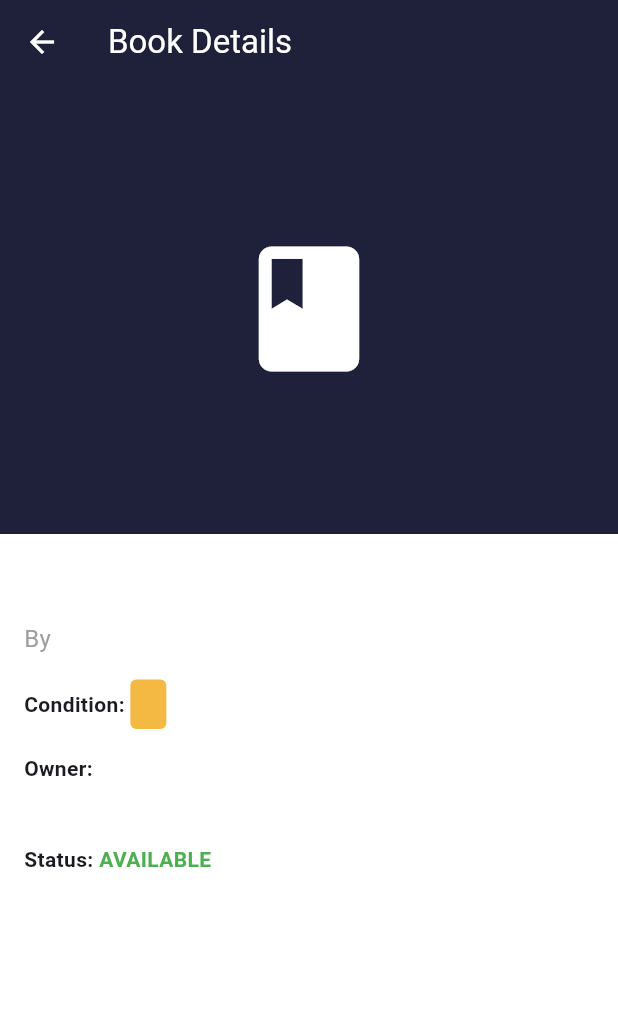
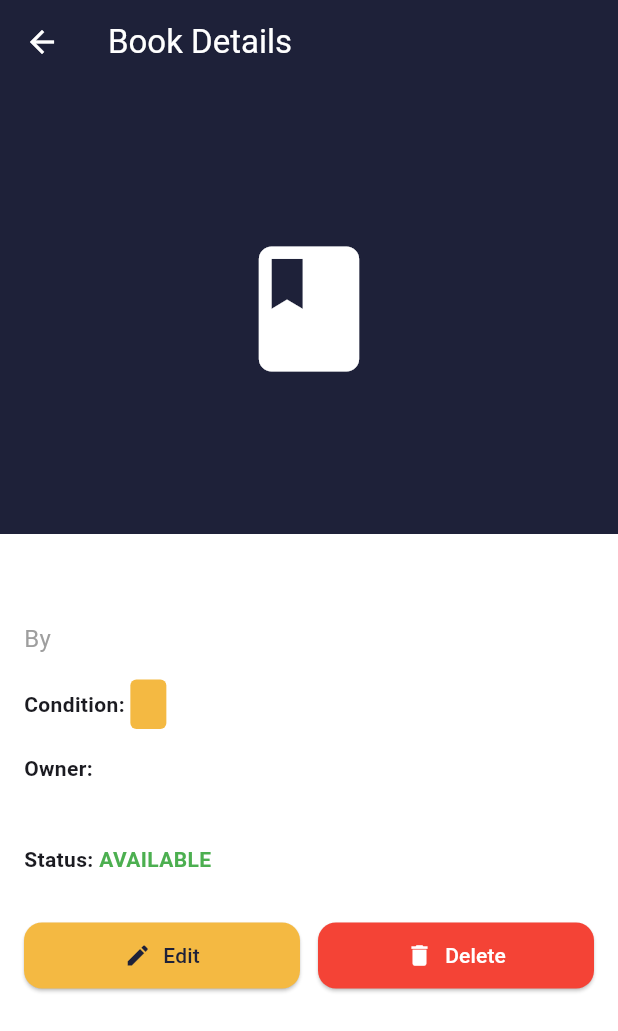
Before and after one commit to Zoulou1/Book_swap, a Flutter app: the BookDetailScreen screen opened directly with empty values, on a phone screen of 412 x 824 dp. Shown: the top 1031 px of the screen. Run offline on Flutter 3.47's test engine with Material 3 defaults, Android fonts, the phone set to English and light mode, and no system bars; our stand-ins replace cloud_firestore, firebase_auth, firebase_core, firebase_storage, image_picker; accounts and stored records are empty; generated files the repository leaves out were written again.

Commit message:
Edit and update features

```diff
--- a/lib/screens/books/book_detail_screen.dart
+++ b/lib/screens/books/book_detail_screen.dart
@@ -4,6 +4,7 @@ import '../../models/book.dart';
 import '../../services/auth_service.dart';
 import '../../services/book_service.dart';
 import '../chat/chat_detail_screen.dart';
+import 'edit_book_screen.dart';
 
 class BookDetailScreen extends StatelessWidget {
   final Book book;
@@ -142,7 +143,86 @@ class BookDetailScreen extends StatelessWidget {
                   const SizedBox(height: 30),
 
                   // Action Buttons
-                  if (!isMyBook && book.status == 'available') ...[
+                  if (isMyBook) ...[
+                    // Edit and Delete buttons for book owner
+                    Row(
+                      children: [
+                        Expanded(
+                          child: ElevatedButton.icon(
+                            onPressed: () {
+                              Navigator.push(
+                                context,
+                                MaterialPageRoute(
+                                  builder: (_) => EditBookScreen(book: book),
+                                ),
+                              );
+                            },
+                            icon: const Icon(Icons.edit),
+                            label: const Text('Edit'),
+                            style: ElevatedButton.styleFrom(
+                              backgroundColor: const Color(0xFFF4B942),
+                              foregroundColor: const Color(0xFF1E2139),
+                              padding: const EdgeInsets.symmetric(vertical: 12),
+                              shape: RoundedRectangleBorder(
+                                borderRadius: BorderRadius.circular(12),
+                              ),
+                            ),
+                          ),
+                        ),
+                        const SizedBox(width: 12),
+                        Expanded(
+                          child: ElevatedButton.icon(
+                            onPressed: () async {
+                              final confirm = await showDialog<bool>(
+                                context: context,
+                                builder: (context) => AlertDialog(
+                                  title: const Text('Delete Book'),
+                                  content: const Text(
+                                    'Are you sure you want to delete this book?',
+                                  ),
+                                  actions: [
+                                    TextButton(
+                                      onPressed: () => Navigator.pop(context, false),
+                                      child: const Text('Cancel'),
+                                    ),
+                                    TextButton(
+                                      onPressed: () => Navigator.pop(context, true),
+                                      child: const Text(
+                                        'Delete',
+                                        style: TextStyle(color: Colors.red),
+                                      ),
+                                    ),
+                                  ],
+                                ),
+                              );
+
+                              if (confirm == true) {
+                                await bookService.deleteBook(book.id);
+                                if (context.mounted) {
+                                  Navigator.pop(context);
+                                  ScaffoldMessenger.of(context).showSnackBar(
+                                    const SnackBar(
+                                      content: Text('Book deleted successfully'),
+                                    ),
+                                  );
+                                }
+                              }
+                            },
+                            icon: const Icon(Icons.delete),
+                            label: const Text('Delete'),
+                            style: ElevatedButton.styleFrom(
+                              backgroundColor: Colors.red,
+                              foregroundColor: Colors.white,
+                              padding: const EdgeInsets.symmetric(vertical: 12),
+                              shape: RoundedRectangleBorder(
+                                borderRadius: BorderRadius.circular(12),
+                              ),
+                            ),
+                          ),
+                        ),
+                      ],
+                    ),
+                  ] else if (!isMyBook && book.status == 'available') ...[
                     SizedBox(
                       width: double.infinity,
                       height: 50,
```
